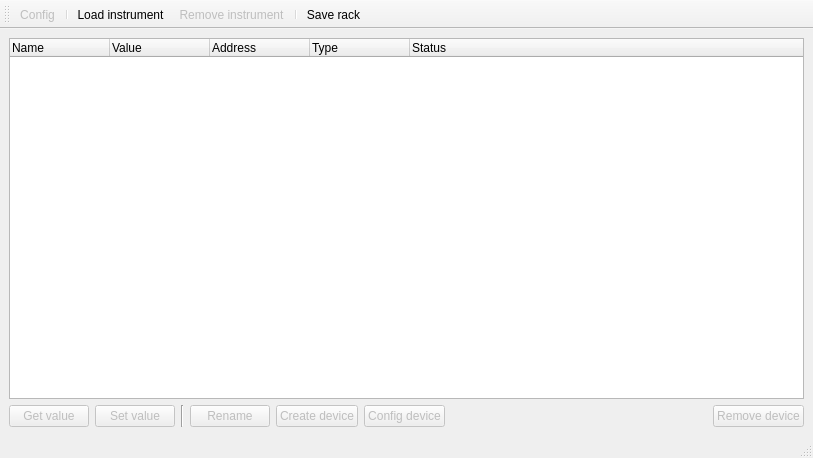
The window that ui/RackWindow.ui (AlexisMrl/HegelLab) describes before a commit, drawn with Qt 5.
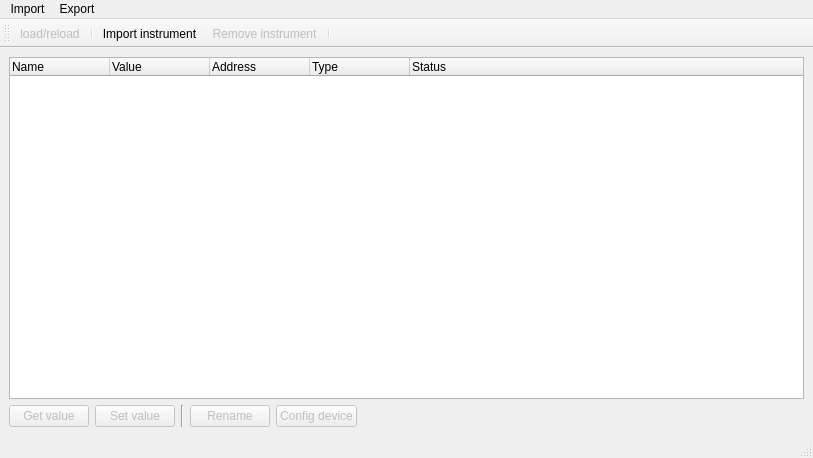
The same window after the commit. Icons and pictures are not drawn. Custom widgets are drawn as their Qt base class.

Commit message: [Features] Console and json file - restructure display traces - restructure custom devices

Diff of the .ui file:
```diff
--- a/ui/RackWindow.ui
+++ b/ui/RackWindow.ui
@@ -83,16 +83,6 @@
         </property>
        </widget>
       </item>
-      <item>
-       <widget class="QPushButton" name="pb_create">
-        <property name="enabled">
-         <bool>false</bool>
-        </property>
-        <property name="text">
-         <string>Create device</string>
-        </property>
-       </widget>
-      </item>
       <item>
        <widget class="QPushButton" name="pb_config">
         <property name="enabled">
@@ -116,16 +106,6 @@
         </property>
        </spacer>
       </item>
-      <item>
-       <widget class="QPushButton" name="pb_remove">
-        <property name="enabled">
-         <bool>false</bool>
-        </property>
-        <property name="text">
-         <string>Remove device</string>
-        </property>
-       </widget>
-      </item>
      </layout>
     </item>
    </layout>
@@ -139,6 +119,21 @@
      <height>26</height>
     </rect>
    </property>
+   <widget class="QMenu" name="menuImport">
+    <property name="title">
+     <string>Import</string>
+    </property>
+    <addaction name="actionfrom_JSON"/>
+   </widget>
+   <widget class="QMenu" name="menuExport">
+    <property name="title">
+     <string>Export</string>
+    </property>
+    <addaction name="actionto_JSON"/>
+    <addaction name="actionto_PyHegel_script"/>
+   </widget>
+   <addaction name="menuImport"/>
+   <addaction name="menuExport"/>
   </widget>
   <widget class="QStatusBar" name="statusbar"/>
   <widget class="QToolBar" name="toolBar">
@@ -151,12 +146,11 @@
    <attribute name="toolBarBreak">
     <bool>false</bool>
    </attribute>
-   <addaction name="actionConfig"/>
+   <addaction name="actionLoad"/>
    <addaction name="separator"/>
    <addaction name="actionAdd"/>
    <addaction name="actionRemove"/>
    <addaction name="separator"/>
-   <addaction name="actionSaveRack"/>
   </widget>
   <action name="actionAdd">
    <property name="checkable">
@@ -167,7 +161,7 @@
      <normaloff>../resources/list-add.svg</normaloff>../resources/list-add.svg</iconset>
    </property>
    <property name="text">
-    <string>Load instrument</string>
+    <string>Import instrument</string>
    </property>
    <property name="toolTip">
     <string>Add an instrument</string>
@@ -188,21 +182,31 @@
     <string>Remove selected instrument</string>
    </property>
   </action>
-  <action name="actionConfig">
+  <action name="actionLoad">
    <property name="enabled">
     <bool>false</bool>
    </property>
    <property name="icon">
     <iconset>
-     <normaloff>../resources/preference.svg</normaloff>../resources/preference.svg</iconset>
+     <normaloff>../resources/load.svg</normaloff>../resources/load.svg</iconset>
    </property>
    <property name="text">
-    <string>Config</string>
+    <string>load/reload</string>
    </property>
   </action>
-  <action name="actionSaveRack">
+  <action name="actionto_JSON">
    <property name="text">
-    <string>Save rack</string>
+    <string>to JSON</string>
+   </property>
+  </action>
+  <action name="actionto_PyHegel_script">
+   <property name="text">
+    <string>to PyHegel script</string>
+   </property>
+  </action>
+  <action name="actionfrom_JSON">
+   <property name="text">
+    <string>from JSON</string>
    </property>
   </action>
  </widget>
```
The commit also changes 16 other files.
